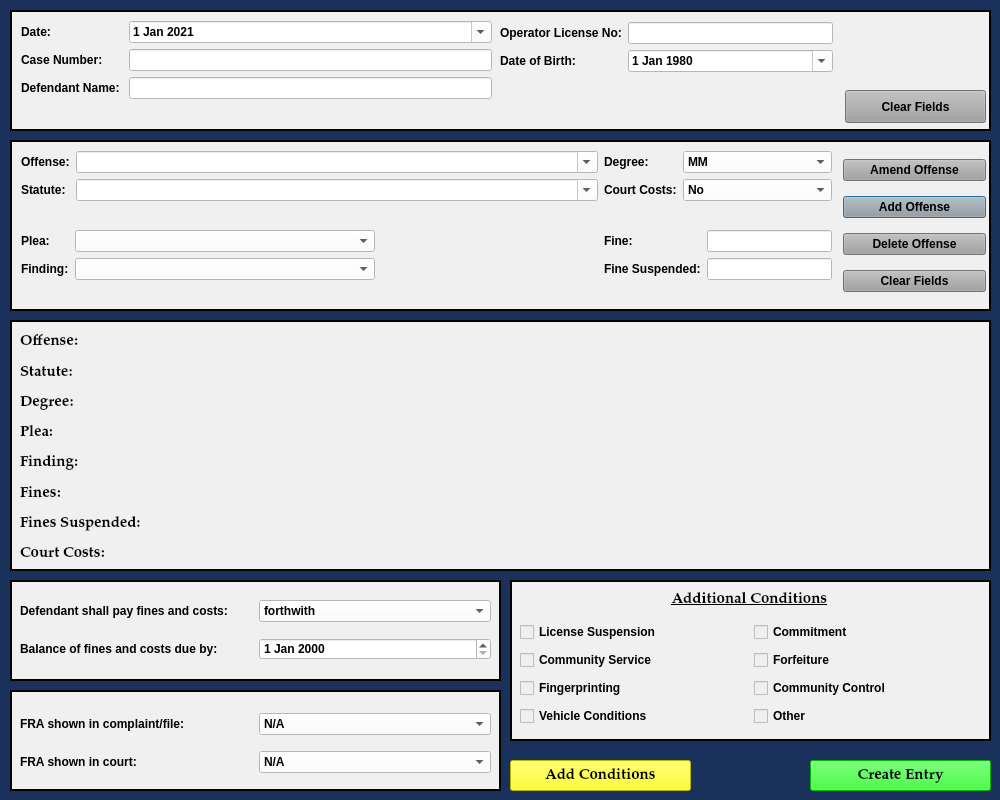
Above: resources/ui/TrafficCaseInformationDialog.ui from HunterProgram22/MuniEntry before the change. Below: the same form after it.
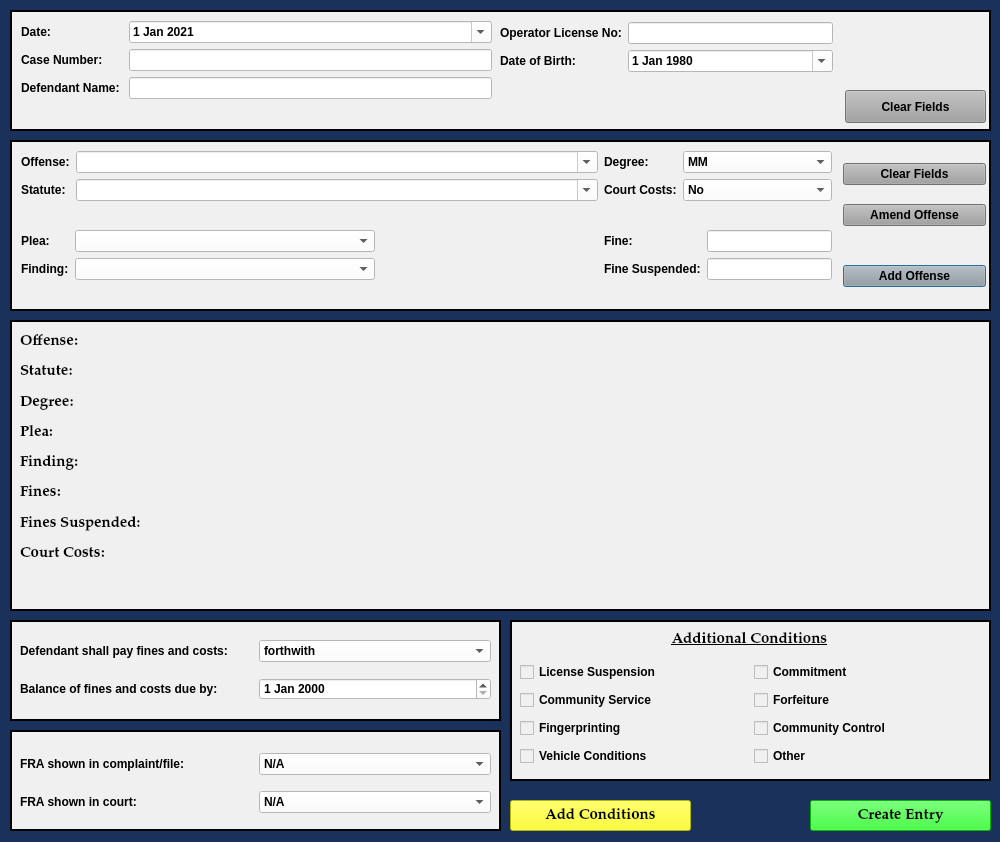
That is the form after the change.

Commit message: Working on delete offense from view.

Diff of the .ui file:
```diff
--- a/resources/ui/TrafficCaseInformationDialog.ui
+++ b/resources/ui/TrafficCaseInformationDialog.ui
@@ -10,7 +10,7 @@
     <x>0</x>
     <y>0</y>
     <width>1000</width>
-    <height>800</height>
+    <height>842</height>
    </rect>
   </property>
   <property name="sizePolicy">
@@ -187,20 +187,7 @@
      </rect>
     </property>
     <layout class="QGridLayout" name="gridLayout">
-     <item row="0" column="0">
-      <widget class="QPushButton" name="amendOffenseButton">
-       <property name="focusPolicy">
-        <enum>Qt::NoFocus</enum>
-       </property>
-       <property name="styleSheet">
-        <string notr="true">background-color: rgb(160, 160, 160);</string>
-       </property>
-       <property name="text">
-        <string>Amend Offense</string>
-       </property>
-      </widget>
-     </item>
-     <item row="1" column="0">
+     <item row="4" column="0">
       <widget class="QPushButton" name="addOffenseButton">
        <property name="styleSheet">
         <string notr="true">background-color: rgb(160, 160, 160);</string>
@@ -210,8 +197,8 @@
        </property>
       </widget>
      </item>
-     <item row="2" column="0">
-      <widget class="QPushButton" name="deleteOffenseButton">
+     <item row="1" column="0">
+      <widget class="QPushButton" name="amendOffenseButton">
        <property name="focusPolicy">
         <enum>Qt::NoFocus</enum>
        </property>
@@ -219,11 +206,11 @@
         <string notr="true">background-color: rgb(160, 160, 160);</string>
        </property>
        <property name="text">
-        <string>Delete Offense</string>
+        <string>Amend Offense</string>
        </property>
       </widget>
      </item>
-     <item row="3" column="0">
+     <item row="0" column="0">
       <widget class="QPushButton" name="pushButton_4">
        <property name="focusPolicy">
         <enum>Qt::NoFocus</enum>
@@ -236,6 +223,19 @@
        </property>
       </widget>
      </item>
+     <item row="2" column="0">
+      <spacer name="horizontalSpacer">
+       <property name="orientation">
+        <enum>Qt::Horizontal</enum>
+       </property>
+       <property name="sizeHint" stdset="0">
+        <size>
+         <width>40</width>
+         <height>20</height>
+        </size>
+       </property>
+      </spacer>
+     </item>
     </layout>
    </widget>
    <widget class="QWidget" name="layoutWidget">
@@ -549,7 +549,7 @@
      <x>10</x>
      <y>320</y>
      <width>981</width>
-     <height>251</height>
+     <height>291</height>
     </rect>
    </property>
    <property name="font">
@@ -579,7 +579,7 @@
       <x>10</x>
       <y>10</y>
       <width>961</width>
-      <height>236</height>
+      <height>266</height>
      </rect>
     </property>
     <layout class="QGridLayout" name="charges_gridLayout">
@@ -714,6 +714,29 @@
        </property>
       </widget>
      </item>
+     <item row="1" column="0">
+      <widget class="QLabel" name="label_19">
+       <property name="font">
+        <font>
+         <family>Palatino Linotype</family>
+         <pointsize>11</pointsize>
+         <weight>75</weight>
+         <italic>false</italic>
+         <bold>true</bold>
+        </font>
+       </property>
+       <property name="text">
+        <string>Statute:</string>
+       </property>
+      </widget>
+     </item>
+     <item row="8" column="0">
+      <widget class="QLabel" name="label_25">
+       <property name="text">
+        <string/>
+       </property>
+      </widget>
+     </item>
     </layout>
    </widget>
   </widget>
@@ -920,7 +943,7 @@
    <property name="geometry">
     <rect>
      <x>10</x>
-     <y>580</y>
+     <y>620</y>
      <width>491</width>
      <height>101</height>
     </rect>
@@ -1002,7 +1025,7 @@
    <property name="geometry">
     <rect>
      <x>810</x>
-     <y>760</y>
+     <y>800</y>
      <width>181</width>
      <height>31</height>
     </rect>
@@ -1021,7 +1044,7 @@
    <property name="geometry">
     <rect>
      <x>10</x>
-     <y>690</y>
+     <y>730</y>
      <width>491</width>
      <height>101</height>
     </rect>
@@ -1113,7 +1136,7 @@
    <property name="geometry">
     <rect>
      <x>510</x>
-     <y>580</y>
+     <y>620</y>
      <width>481</width>
      <height>161</height>
     </rect>
@@ -1229,7 +1252,7 @@
    <property name="geometry">
     <rect>
      <x>510</x>
-     <y>760</y>
+     <y>800</y>
      <width>181</width>
      <height>31</height>
     </rect>
```
Left out of the diff: 159 changed lines with no effect on the pictures. The commit also changes 2 other files.
